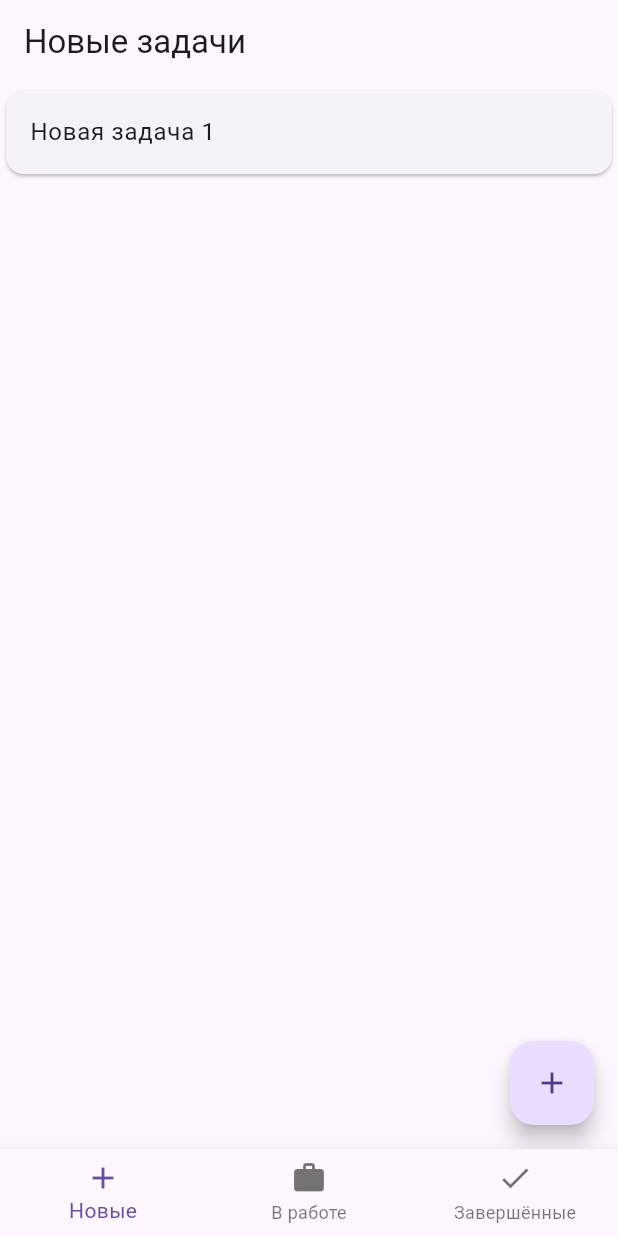
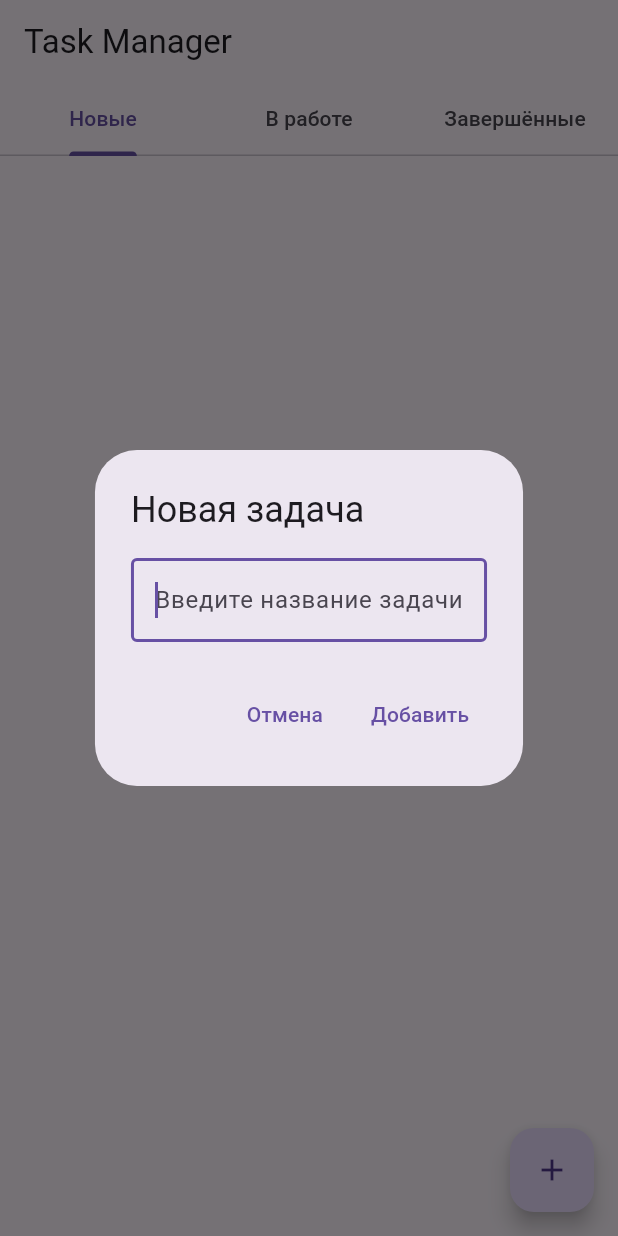
Before and after one commit to camom11e/flutter_todo, a Flutter app: the screen it shows after launch, after a tap on the "add" icon, on a phone screen of 412 x 824 dp. Run offline on Flutter 3.47's test engine with Material 3 defaults, Android fonts, the phone set to English and light mode, and no system bars.

Commit message:
релиз

```diff
--- a/lib/main.dart
+++ b/lib/main.dart
@@ -32,34 +32,42 @@ class MainScreen extends StatefulWidget {
   _MainScreenState createState() => _MainScreenState();
 }
 
-class _MainScreenState extends State<MainScreen> {
-  int _selectedIndex = 0;
+class _MainScreenState extends State<MainScreen> with SingleTickerProviderStateMixin {
+  late TabController _tabController;
 
-  // Список страниц для навигации
-  final List<Widget> _pages = const [
-    NewTasksPage(),
-    InProgressPage(),
-    CompletedPage(),
-  ];
+  @override
+  void initState() {
+    super.initState();
+    _tabController = TabController(length: 3, vsync: this);
+  }
 
-  void _onItemTapped(int index) {
-    setState(() {
-      _selectedIndex = index;
-    });
+  @override
+  void dispose() {
+    _tabController.dispose();
+    super.dispose();
   }
 
   @override
   Widget build(BuildContext context) {
     return Scaffold(
-      body: _pages[_selectedIndex],
-      bottomNavigationBar: BottomNavigationBar(
-        items: const [
-          BottomNavigationBarItem(icon: Icon(Icons.add), label: 'Новые'),
-          BottomNavigationBarItem(icon: Icon(Icons.work), label: 'В работе'),
-          BottomNavigationBarItem(icon: Icon(Icons.check), label: 'Завершённые'),
+      appBar: AppBar(
+        title: const Text('Task Manager'),
+        bottom: TabBar(
+          controller: _tabController,
+          tabs: const [
+            Tab(text: 'Новые'),
+            Tab(text: 'В работе'),
+            Tab(text: 'Завершённые'),
+          ],
+        ),
+      ),
+      body: TabBarView(
+        controller: _tabController,
+        children: const [
+          NewTasksPage(),
+          InProgressPage(),
+          CompletedPage(),
         ],
-        currentIndex: _selectedIndex,
-        onTap: _onItemTapped,
       ),
     );
   }
--- a/lib/pages/completed.dart
+++ b/lib/pages/completed.dart
@@ -13,9 +13,7 @@ class CompletedPage extends StatelessWidget {
     final tasks = taskProvider.getTasksByStatus(TaskStatus.completed);
 
     return BasePage(
-      title: 'Завершённые',
       tasks: tasks,
-      status: TaskStatus.completed,
     );
   }
 }
--- a/lib/pages/in_progress.dart
+++ b/lib/pages/in_progress.dart
@@ -13,9 +13,7 @@ class InProgressPage extends StatelessWidget {
     final tasks = taskProvider.getTasksByStatus(TaskStatus.inProgress);
 
     return BasePage(
-      title: 'В работе',
       tasks: tasks,
-      status: TaskStatus.inProgress,
     );
   }
 }
--- a/lib/pages/new_task.dart
+++ b/lib/pages/new_task.dart
@@ -7,20 +7,51 @@ import '../widgets/base_page.dart';
 class NewTasksPage extends StatelessWidget {
   const NewTasksPage({super.key});
 
+  void _showAddTaskDialog(BuildContext context) {
+    final controller = TextEditingController();
+    showDialog(
+      context: context,
+      builder: (context) => AlertDialog(
+        title: const Text('Новая задача'),
+        content: TextField(
+          controller: controller,
+          decoration: const InputDecoration(
+            hintText: 'Введите название задачи',
+            border: OutlineInputBorder(),
+          ),
+          autofocus: true,
+        ),
+        actions: [
+          TextButton(
+            onPressed: () => Navigator.pop(context),
+            child: const Text('Отмена'),
+          ),
+          TextButton(
+            onPressed: () {
+              final title = controller.text.trim();
+              if (title.isNotEmpty) {
+                Provider.of<TaskProvider>(context, listen: false).addTask(title);
+              }
+              Navigator.pop(context);
+            },
+            child: const Text('Добавить'),
+          ),
+        ],
+      ),
+    );
+  }
+
   @override
   Widget build(BuildContext context) {
     final taskProvider = Provider.of<TaskProvider>(context);
     final tasks = taskProvider.getTasksByStatus(TaskStatus.newTask);
 
-    return BasePage(
-      title: 'Новые задачи',
-      tasks: tasks,
-      status: TaskStatus.newTask,
+    return Scaffold(
+      body: BasePage(
+        tasks: tasks,
+      ),
       floatingActionButton: FloatingActionButton(
-        onPressed: () {
-          // Добавляем задачу с тестовым названием
-          taskProvider.addTask('Новая задача ${tasks.length + 1}');
-        },
+        onPressed: () => _showAddTaskDialog(context),
         child: const Icon(Icons.add),
       ),
     );
--- a/lib/providers/task_provider.dart
+++ b/lib/providers/task_provider.dart
@@ -1,31 +1,33 @@
 import 'package:flutter/material.dart';
 import '../models/task.dart';
-import 'package:uuid/uuid.dart'; // Для генерации уникальных ID
+import 'package:uuid/uuid.dart';
 
 class TaskProvider with ChangeNotifier {
-  // Список всех задач
   final List<Task> _tasks = [];
 
-  // Получить задачи по статусу
   List<Task> getTasksByStatus(TaskStatus status) {
     return _tasks.where((task) => task.status == status).toList();
   }
 
-  // Добавить новую задачу
   void addTask(String title) {
     final task = Task(
-      id: const Uuid().v4(), // Генерируем уникальный ID
+      id: const Uuid().v4(),
       title: title,
       status: TaskStatus.newTask,
     );
     _tasks.add(task);
-    notifyListeners(); // Уведомляем интерфейс об изменениях
+    notifyListeners();
   }
 
-  // Изменить статус задачи (для перетаскивания)
-  void updateTaskStatus(String taskId, TaskStatus newStatus) {
+  void moveTaskToNextStatus(String taskId) {
     final task = _tasks.firstWhere((task) => task.id == taskId);
-    task.status = newStatus;
-    notifyListeners(); // Уведомляем интерфейс об изменениях
+    // Меняем статус на следующий
+    if (task.status == TaskStatus.newTask) {
+      task.status = TaskStatus.inProgress;
+    } else if (task.status == TaskStatus.inProgress) {
+      task.status = TaskStatus.completed;
+    }
+    // Если задача уже завершена, ничего не делаем
+    notifyListeners();
   }
 }
--- a/lib/widgets/base_page.dart
+++ b/lib/widgets/base_page.dart
@@ -1,34 +1,17 @@
 import 'package:flutter/material.dart';
-import 'package:provider/provider.dart';
 import '../models/task.dart';
-import '../providers/task_provider.dart';
 import '../widgets/task_card.dart';
 
 class BasePage extends StatelessWidget {
-  final String title; // Заголовок страницы
-  final List<Task> tasks; // Список задач
-  final TaskStatus status; // Статус задач на этой странице
-  final Widget? floatingActionButton; // Кнопка для добавления задачи (опционально)
+  final List<Task> tasks;
 
   const BasePage({
     super.key,
-    required this.title,
     required this.tasks,
-    required this.status,
-    this.floatingActionButton,
   });
 
   @override
   Widget build(BuildContext context) {
-    return Scaffold(
-      appBar: AppBar(title: Text(title)),
-      body: DragTarget<Task>(
-        onAccept: (task) {
-          // Обновляем статус задачи при перетаскивании
-          Provider.of<TaskProvider>(context, listen: false)
-              .updateTaskStatus(task.id, status);
-        },
-        builder: (context, candidateData, rejectedData) {
     return tasks.isEmpty
         ? const Center(child: Text('Нет задач'))
         : ListView.builder(
@@ -37,9 +20,5 @@ class BasePage extends StatelessWidget {
               return TaskCard(task: tasks[index]);
             },
           );
-        },
-      ),
-      floatingActionButton: floatingActionButton,
-    );
   }
 }
--- a/lib/widgets/task_card.dart
+++ b/lib/widgets/task_card.dart
@@ -1,5 +1,7 @@
 import 'package:flutter/material.dart';
+import 'package:provider/provider.dart'; // Добавляем импорт
 import '../models/task.dart';
+import '../providers/task_provider.dart';
 
 class TaskCard extends StatelessWidget {
   final Task task;
@@ -8,22 +10,14 @@ class TaskCard extends StatelessWidget {
 
   @override
   Widget build(BuildContext context) {
-    return Draggable<Task>(
-      data: task, // Данные, которые передаются при перетаскивании
-      feedback: Material(
-        // Как выглядит карточка во время перетаскивания
-        child: Card(
-          child: ListTile(
-            title: Text(task.title),
-            subtitle: const Text('Перетаскивается...'),
-          ),
-        ),
-      ),
-      childWhenDragging: Container(), // Пустое место, когда карточка перетаскивается
-      child: Card(
-        child: ListTile(
-          title: Text(task.title),
-        ),
+    return Card(
+      child: ListTile(
+        title: Text(task.title),
+        onTap: () {
+          // Меняем статус задачи по клику
+          Provider.of<TaskProvider>(context, listen: false)
+              .moveTaskToNextStatus(task.id);
+        },
       ),
     );
   }
```
Also changed, not shown: lib/utils/constants.dart (deleted). Lines whose indentation alone changed are shown as unchanged.
